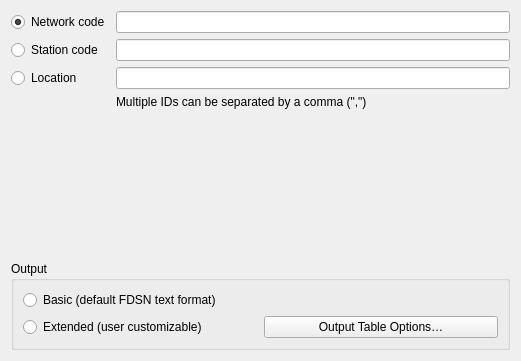
Before: the Qt Designer form qquake/ui/filter_station_by_id_widget_base.ui in INGV/qquake, drawn with Qt 5.
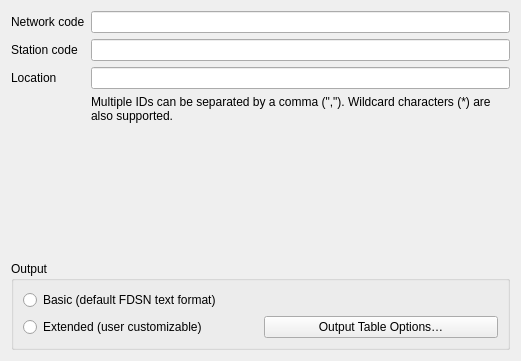
After: the same form once the commit is applied.

Commit message: Make station ID filters not mutually exclusive

Patch:
```diff
--- a/qquake/ui/filter_station_by_id_widget_base.ui
+++ b/qquake/ui/filter_station_by_id_widget_base.ui
@@ -17,19 +17,6 @@
    <item row="1" column="2">
     <widget class="QLineEdit" name="edit_station_code"/>
    </item>
-   <item row="1" column="0" colspan="2">
-    <widget class="QRadioButton" name="radio_station_code">
-     <property name="text">
-      <string>Station code</string>
-     </property>
-     <property name="checked">
-      <bool>false</bool>
-     </property>
-     <attribute name="buttonGroup">
-      <string notr="true">buttonGroup</string>
-     </attribute>
-    </widget>
-   </item>
    <item row="2" column="2">
     <widget class="QLineEdit" name="edit_location_code"/>
    </item>
@@ -46,23 +33,13 @@
      </property>
     </spacer>
    </item>
-   <item row="0" column="0" colspan="2">
-    <widget class="QRadioButton" name="radio_network_code">
-     <property name="text">
-      <string>Network code</string>
-     </property>
-     <property name="checked">
-      <bool>true</bool>
-     </property>
-     <attribute name="buttonGroup">
-      <string notr="true">buttonGroup</string>
-     </attribute>
-    </widget>
-   </item>
    <item row="4" column="2">
     <widget class="QLabel" name="label">
      <property name="text">
-      <string>Multiple IDs can be separated by a comma (&quot;,&quot;)</string>
+      <string>Multiple IDs can be separated by a comma (&quot;,&quot;). Wildcard characters (*) are also supported.</string>
+     </property>
+     <property name="wordWrap">
+      <bool>true</bool>
      </property>
     </widget>
    </item>
@@ -99,17 +76,25 @@
    <item row="0" column="2">
     <widget class="QLineEdit" name="edit_network_code"/>
    </item>
+   <item row="0" column="0" colspan="2">
+    <widget class="QLabel" name="label_2">
+     <property name="text">
+      <string>Network code</string>
+     </property>
+    </widget>
+   </item>
+   <item row="1" column="0" colspan="2">
+    <widget class="QLabel" name="label_3">
+     <property name="text">
+      <string>Station code</string>
+     </property>
+    </widget>
+   </item>
    <item row="2" column="0" colspan="2">
-    <widget class="QRadioButton" name="radio_location_code">
+    <widget class="QLabel" name="label_4">
      <property name="text">
       <string>Location</string>
      </property>
-     <property name="checked">
-      <bool>false</bool>
-     </property>
-     <attribute name="buttonGroup">
-      <string notr="true">buttonGroup</string>
-     </attribute>
     </widget>
    </item>
   </layout>
```
The commit also changes 1 other file.
